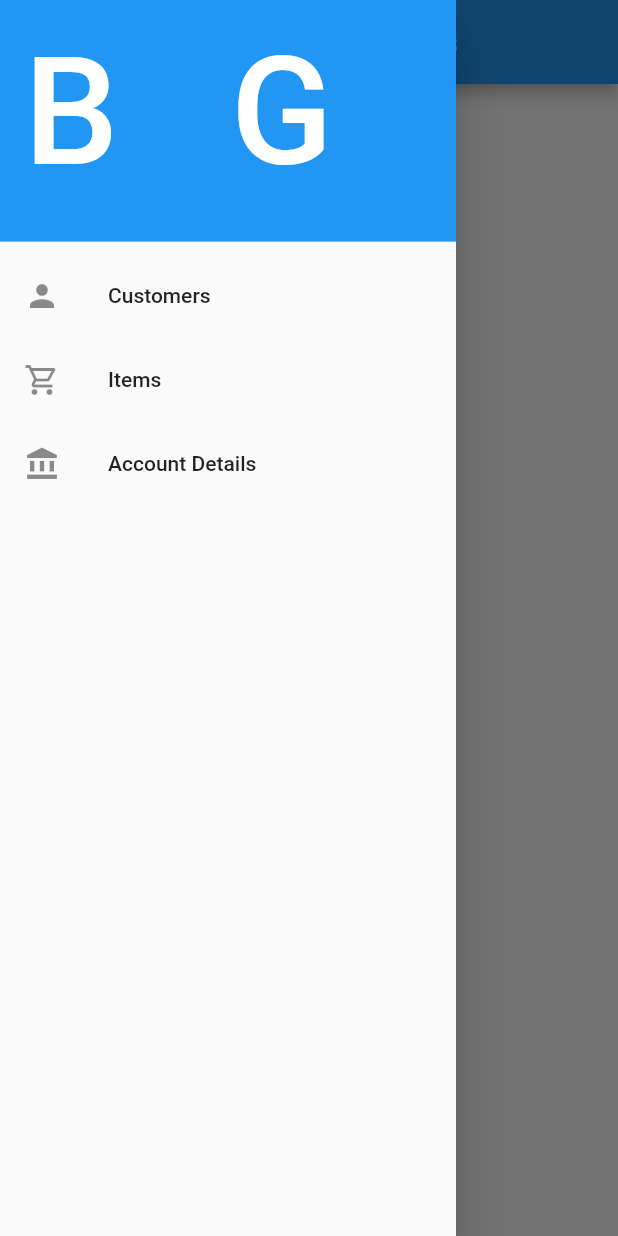
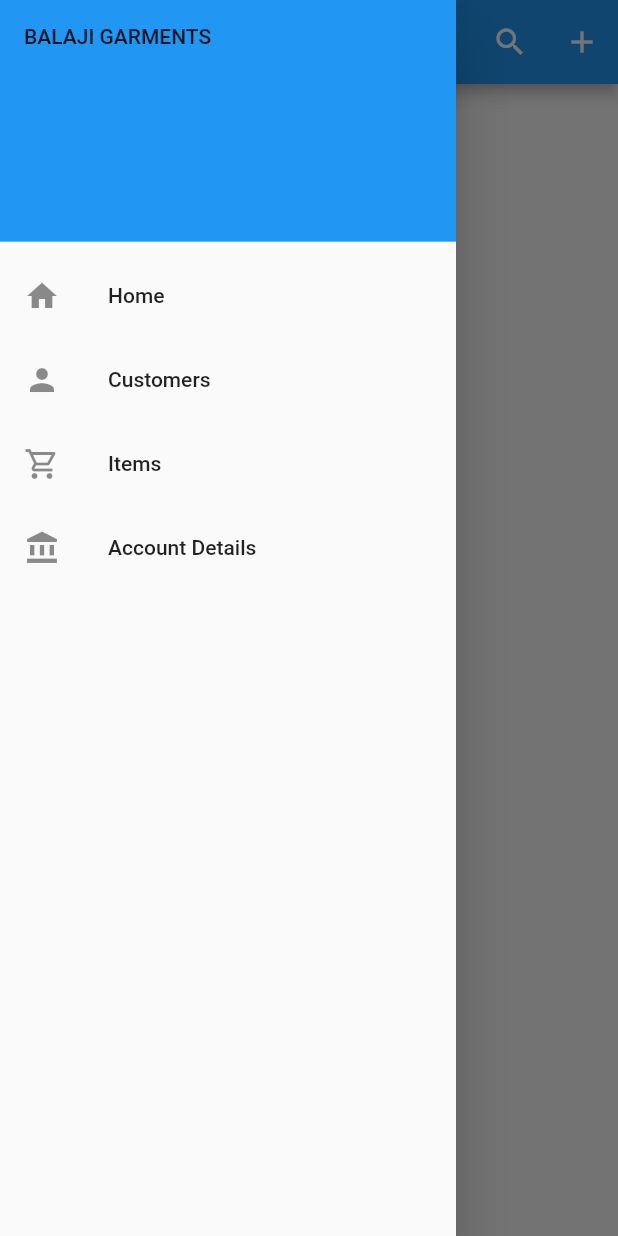
Before and after one commit to NaveenKumarRaja/flutter-app, a Flutter app: the screen it shows after launch, with the side drawer open, on a phone screen of 412 x 824 dp. Run offline on Flutter 3.47's test engine with Material 2 defaults, Android fonts, the phone set to English and light mode, and no system bars.

Commit message:
git commit

```diff
--- a/lib/main.dart
+++ b/lib/main.dart
@@ -1,52 +1,96 @@
 import 'package:flutter/material.dart';
+import 'package:myapp/Accounts.dart';
+import 'package:myapp/Customers.dart';
+import 'package:myapp/Items.dart';
+import 'package:myapp/forms.dart';
 
-void main() => runApp(MaterialApp(
-      debugShowCheckedModeBanner: false,
-      home: MyApp(),
-    ));
-
-class MyApp extends StatefulWidget {
-  @override
-  _MyAppState createState() => _MyAppState();
+void main() {
+  runApp(MyApp());
 }
 
-class _MyAppState extends State<MyApp> {
+class MyApp extends StatelessWidget {
   @override
   Widget build(BuildContext context) {
-    return Scaffold(
-      appBar: AppBar(
-        title: Center(child: Text('Balaji Garments')),
+    return new MaterialApp(
+      debugShowCheckedModeBanner: false,
+      home: MyDrawerApp(),
+    );
+  }
+}
+
+class MyDrawerApp extends StatelessWidget {
+  @override
+  Widget build(BuildContext context) {
+    return new Scaffold(
+      drawer: DrawerCodeOnly(),
+      appBar: new AppBar(
+          centerTitle: true,
+          title: new Text("Balaji Garmets"),
+          actions: <Widget>[
+            IconButton(
+              onPressed: () {},
+              icon: Icon(Icons.search),
             ),
-      drawer: Drawer(
-        child: ListView(
-          padding: EdgeInsets.zero,
-          children: const <Widget>[
-            DrawerHeader(
-              decoration: BoxDecoration(
-                color: Colors.blue,
+            IconButton(
+              onPressed: () {
+                Navigator.push(context,
+                    new MaterialPageRoute(builder: (context) => new Forms()));
+              },
+              icon: Icon(Icons.add),
+            )
+          ]),
+      body: new Text('hello'),
+    );
+  }
+}
+
+class DrawerCodeOnly extends StatelessWidget {
+  @override
+  Widget build(BuildContext context) {
+    return new Drawer(
+      child: new ListView(
+        children: <Widget>[
+          new DrawerHeader(
+            child: Text("BALAJI GARMENTS"),
+            decoration: new BoxDecoration(color: Colors.blue),
           ),
-              child: Text(
-                'B   G ',
-                style: TextStyle(
-                  color: Colors.white,
-                  fontSize: 100,
+          new ListTile(
+            leading: Icon(Icons.home),
+            title: Text('Home'),
+            onTap: () {
+              Navigator.pop(context);
+              Navigator.push(context,
+                  new MaterialPageRoute(builder: (context) => new MyApp()));
+            },
           ),
-              ),
-            ),
-            ListTile(
+          new ListTile(
             leading: Icon(Icons.person),
             title: Text('Customers'),
+            onTap: () {
+              Navigator.pop(context);
+              Navigator.push(context,
+                  new MaterialPageRoute(builder: (context) => new Customers()));
+            },
           ),
           ListTile(
             leading: Icon(Icons.shopping_cart_outlined),
             title: Text('Items'),
+            onTap: () {
+              Navigator.pop(context);
+              Navigator.push(context,
+                  new MaterialPageRoute(builder: (context) => new Items()));
+            },
           ),
           ListTile(
             leading: Icon(Icons.account_balance),
             title: Text('Account Details'),
+            onTap: () {
+              Navigator.pop(context);
+              Navigator.push(context,
+                  new MaterialPageRoute(builder: (context) => new Accounts()));
+            },
           ),
         ],
-        ),
       ),
     );
   }
```
Also changed, not shown: lib/Customers.dart (+55 -11 lines), lib/Forms.dart (added, +102 -0 lines), lib/Items.dart (added, +87 -0 lines), lib/lists/Customers.dart (deleted, +0 -82 lines), lib/lists/Accounts.dart (deleted), lib/lists/Items.dart (deleted). Lines whose indentation alone changed are shown as unchanged.
